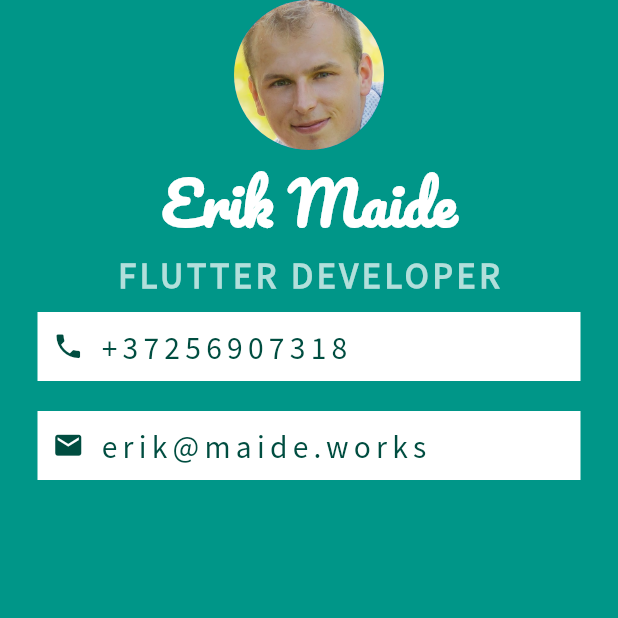
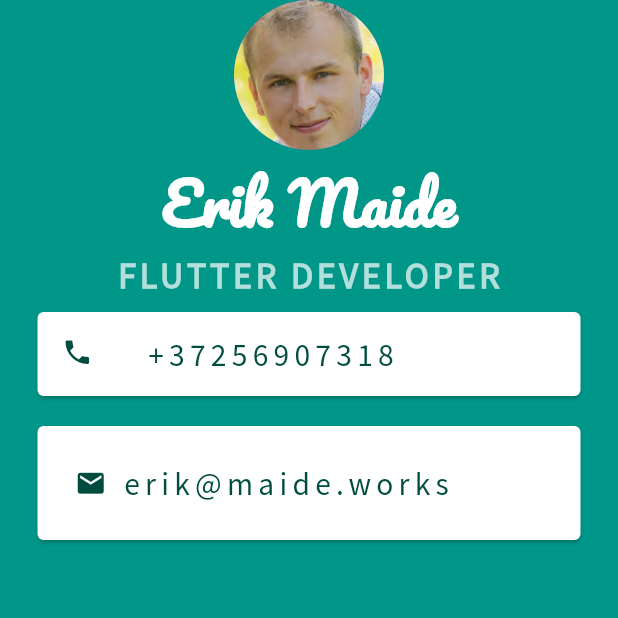
Before and after one commit to erikmaide/businessCard, a Flutter app: the screen it shows after launch, on a phone screen of 412 x 824 dp, the top half of it. Run offline on Flutter 3.47's test engine with Material 2 defaults, Android fonts, the phone set to English and light mode, and no system bars.

Commit message:
refactor containers into card

```diff
--- a/lib/main.dart
+++ b/lib/main.dart
@@ -35,35 +35,28 @@ class MyApp extends StatelessWidget {
                   letterSpacing: 2.5,
                   fontWeight: FontWeight.bold),
             ),
-            Container(
+            Card(
                 color: Colors.white,
-              padding: EdgeInsets.all(10.0),
                 margin: EdgeInsets.symmetric(vertical: 10.0, horizontal: 25.0),
-              child: Row(
-                children: <Widget>[
-                  Icon(
+                child: ListTile(
+                    leading: Icon(
                       Icons.phone,
                       color: Colors.teal[900],
                       size: 21.0,
                     ),
-                  SizedBox(
-                    width: 10.0,
-                  ),
-                  Text(
+                    title: Text(
                       '+37256907318',
                       style: TextStyle(
                           fontSize: 21.0,
                           letterSpacing: 3.5,
                           color: Colors.teal[900],
                           fontFamily: 'SourceSansPro'),
-                  ),
-                ],
-              ),
-            ),
-            Container(
+                    ))),
+            Card(
               color: Colors.white,
-              padding: EdgeInsets.all(10.0),
               margin: EdgeInsets.symmetric(vertical: 10.0, horizontal: 25.0),
+              child: Padding(
+                padding: EdgeInsets.all(25.0),
                 child: Row(
                   children: <Widget>[
                     Icon(
@@ -84,6 +77,7 @@ class MyApp extends StatelessWidget {
                     ),
                   ],
                 ),
+              ),
             )
           ],
         )),
```
Lines whose indentation alone changed are shown as unchanged.
